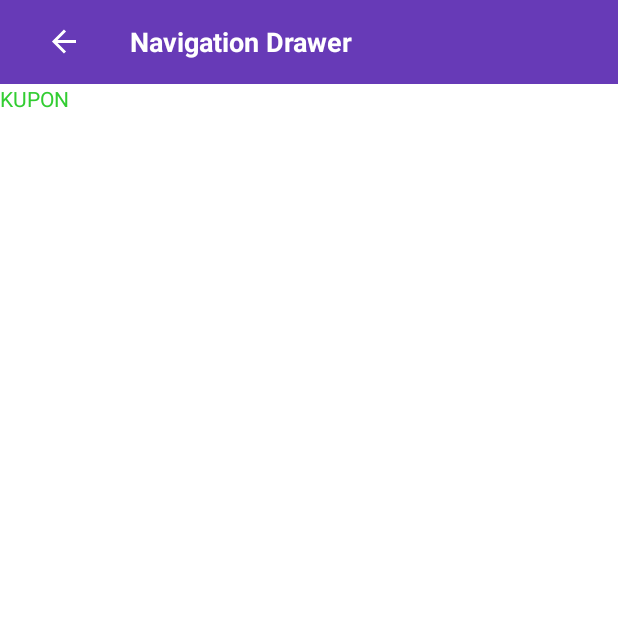
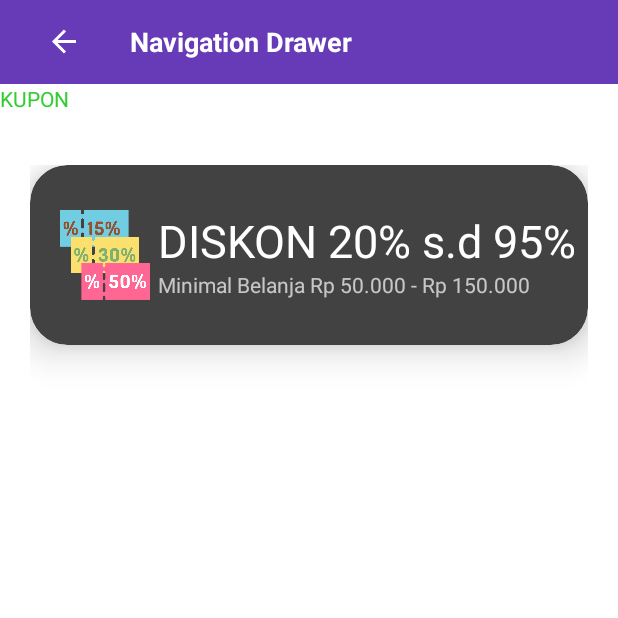
Before and after one commit to IrvanWijayaSardam/NavigationDrawer, an Android app: the KuponFragment screen opened through its navigation route, on a phone screen of 412 x 824 dp, the top half of it. Run offline under Robolectric (Android 15) with nearby library versions, the phone set to English and light mode, and no system bars; our stand-ins replace navigation-ui.

Commit message:
Membuat Layout didalam Fragment Kupon

```diff
--- a/app/src/main/res/layout/fragment_kupon.xml
+++ b/app/src/main/res/layout/fragment_kupon.xml
@@ -3,9 +3,51 @@
     xmlns:tools="http://schemas.android.com/tools"
     android:layout_width="match_parent"
     android:layout_height="match_parent"
-    tools:context=".fragment.KuponFragment">
+    xmlns:app="http://schemas.android.com/apk/res-auto"
+    tools:context=".fragment.KuponFragment"
+    android:background="@color/white">
 
-    <!-- TODO: Update blank fragment layout -->
+
+    <RelativeLayout
+        android:layout_width= "match_parent"
+        android:layout_height="match_parent"
+        android:layout_marginTop="54dp"
+        android:layout_marginStart="20dp"
+        android:layout_marginEnd="20dp">
+
+        <androidx.cardview.widget.CardView
+            android:layout_width="match_parent"
+            android:layout_height="120dp"
+            app:cardCornerRadius="25dp"
+            app:cardElevation="15dp"
+            android:background="#B8AEAE">
+
+            <ImageView
+                android:layout_width="60dp"
+                android:layout_height="60dp"
+                android:layout_gravity="center_vertical"
+                android:layout_marginLeft="20dp"
+                android:src="@drawable/kupon">
+            </ImageView>
+
+            <TextView
+                android:layout_width="match_parent"
+                android:layout_height="wrap_content"
+                android:layout_marginLeft="85dp"
+                android:layout_marginTop="30dp"
+                android:text="DISKON 20% s.d 95%"
+                android:textColor="@color/white"
+                android:textSize="30dp" />
+
+            <TextView
+                android:layout_width="match_parent"
+                android:layout_height="wrap_content"
+                android:layout_marginLeft="85dp"
+                android:layout_marginTop="70dp"
+                android:text="Minimal Belanja Rp 50.000 - Rp 150.000" />
+        </androidx.cardview.widget.CardView>
+    </RelativeLayout>
+
     <TextView
         android:layout_width="match_parent"
         android:layout_height="match_parent"
--- a/app/src/main/res/layout/fragment_profile.xml
+++ b/app/src/main/res/layout/fragment_profile.xml
@@ -4,10 +4,9 @@
     android:layout_width="match_parent"
     android:layout_height="match_parent"
     tools:context=".fragment.ProfileFragment"
-    android:background="@color/colorGreen"
-    >
+    android:background="@color/colorGreen">
 
-    <!-- TODO: Update blank fragment layout -->
+
     <TextView
         android:layout_width="match_parent"
         android:layout_height="match_parent"
```
Also changed, not shown: app/src/main/res/drawable/kupon.png (added).
